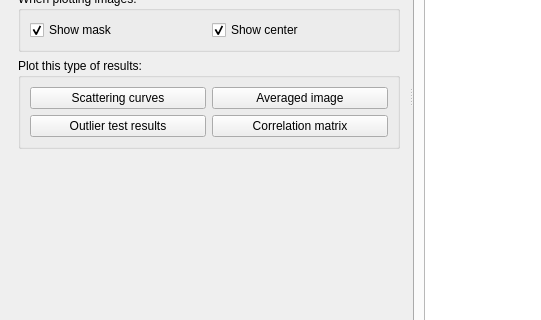
Old version of the form cct/processing/mainwindow/mainwindow.ui in the repository awacha/cct; both pictures show x 0 to 541 and y 314 to 634 of the 1139 by 841 pixel window.
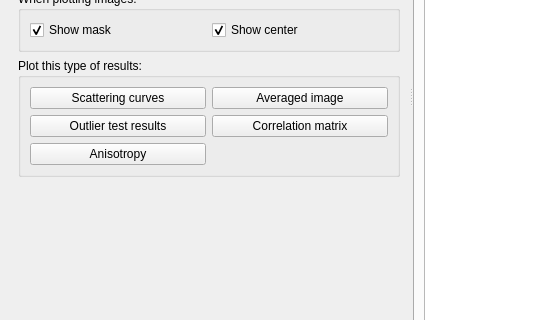
New version of the form. The open tabs and pages were chosen to show the change. Icons and pictures are not drawn.

Commit message: Anisotropy UI fixes & usable from cct

Diff of the .ui file:
```diff
--- a/cct/processing/mainwindow/mainwindow.ui
+++ b/cct/processing/mainwindow/mainwindow.ui
@@ -860,6 +860,13 @@
               </property>
              </widget>
             </item>
+            <item row="2" column="0">
+             <widget class="QPushButton" name="plotAnisotropyPushButton">
+              <property name="text">
+               <string>Anisotropy</string>
+              </property>
+             </widget>
+            </item>
            </layout>
           </widget>
          </item>
```
The commit also changes 2 other files.
